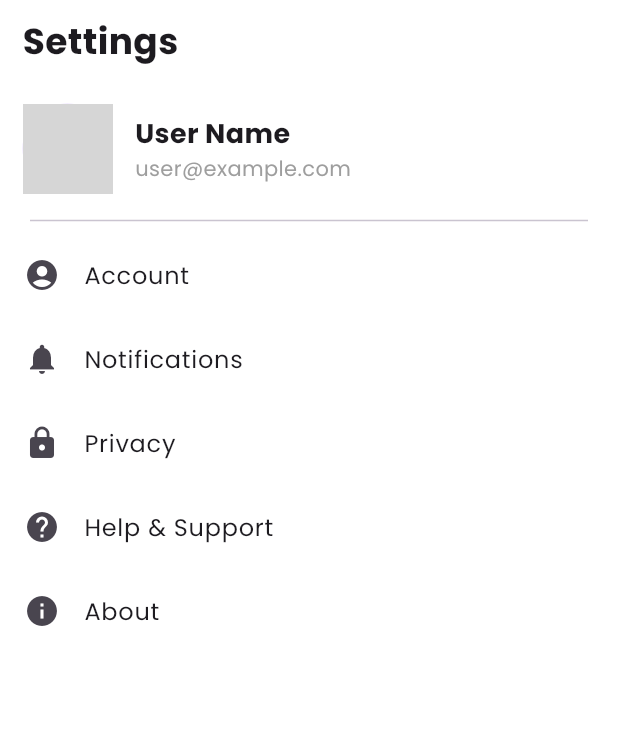
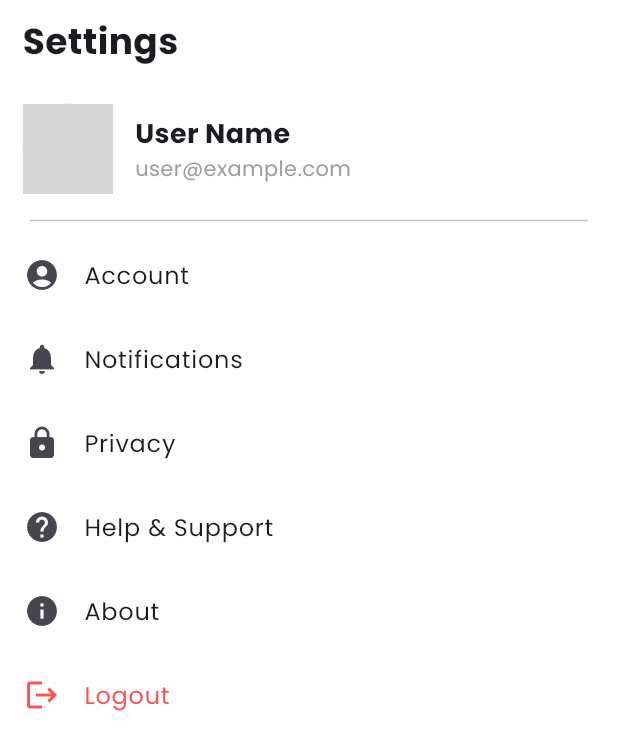
Before and after one commit to yahyapoernama/Ein-Ecommerce, a Flutter app: the SettingPage screen opened directly, on a phone screen of 412 x 824 dp. Shown: the top 750 px of the screen. Run offline on Flutter 3.47's test engine with Material 3 defaults, Android fonts, the phone set to English and light mode, and no system bars; our stand-ins replace dio, equatable, flutter_bloc, hive_flutter, toastification; accounts and stored records are empty; network calls fail; grey boxes are pictures that could not be loaded.

Commit message:
feat: Add Logout

```diff
--- a/lib/screens/setting_screen.dart
+++ b/lib/screens/setting_screen.dart
@@ -1,10 +1,19 @@
 import 'package:flutter/material.dart';
+import 'package:hive_flutter/hive_flutter.dart';
 
 class SettingPage extends StatefulWidget {
   const SettingPage({super.key});
 
   @override
   State<SettingPage> createState() => _SettingPageState();
+}
+
+Future<void> _logout(BuildContext context) async {
+  var box = await Hive.openBox('userBox');
+  await box.clear(); // Hapus semua data sesi
+
+  // Arahkan pengguna ke halaman login
+  Navigator.pushNamedAndRemoveUntil(context, '/login', (route) => false);
 }
 
 class _SettingPageState extends State<SettingPage> {
@@ -106,6 +115,17 @@ class _SettingPageState extends State<SettingPage> {
                       // Navigate to about
                     },
                   ),
+                  ListTile(
+                    leading: const Icon(
+                      Icons.logout,
+                      color: Colors.redAccent,
+                    ),
+                    title: const Text(
+                      'Logout',
+                      style: TextStyle(color: Colors.redAccent),
+                    ),
+                    onTap: () => _logout(context),
+                  ),
                 ],
               ),
             ),
```
